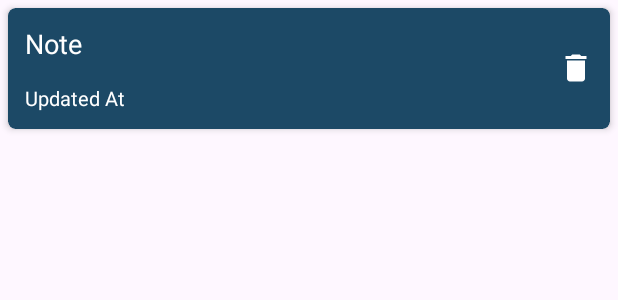
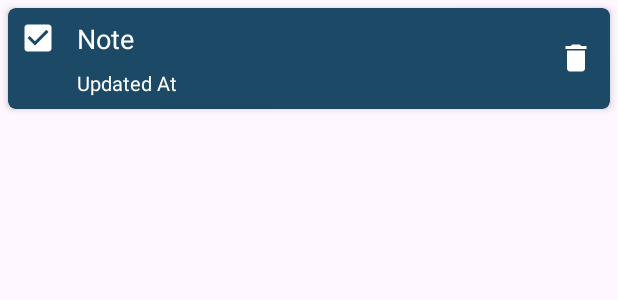
Before and after one commit to aarafrao22/Evok-TaskList, an Android app: the layout note_rv_item.xml on its own in the app's theme, with its tools: preview values and no code run, on a phone screen of 412 x 824 dp. Shown: the top 300 px of the screen. Run offline under Robolectric (Android 15) with nearby library versions, the phone set to English and light mode, and no system bars.

Commit message:
All Done

```diff
--- a/app/src/main/java/com/project/evoks/Note.kt
+++ b/app/src/main/java/com/project/evoks/Note.kt
@@ -13,6 +13,8 @@ class Note(
     @ColumnInfo(name = "title") val noteTitle: String,
     @ColumnInfo(name = "description") val noteDescription: String,
     @ColumnInfo(name = "timestamp") val timeStamp: String,
+    @ColumnInfo(name = "isChecked") var isChecked: Boolean = false
+
 ) {
     // on below line we are specifying our key and
     // then auto generate as true and we are
--- a/app/src/main/java/com/project/evoks/NoteRepository.kt
+++ b/app/src/main/java/com/project/evoks/NoteRepository.kt
@@ -16,6 +16,9 @@ class NoteRepository(private val notesDao: NotesDao) {
         notesDao.insert(note)
     }
 
+    suspend fun updateCheckedState(note: Note) {
+        notesDao.updateCheckedState(note)
+    }
     // on below line we are creating a delete method
     // for deleting our note from database.
     suspend fun delete(note: Note){
--- a/app/src/main/java/com/project/evoks/NotesDao.kt
+++ b/app/src/main/java/com/project/evoks/NotesDao.kt
@@ -18,6 +18,8 @@ interface NotesDao {
     @Delete
     suspend fun delete(note: Note)
 
+    @Update
+    suspend fun updateCheckedState(note: Note)
     // below is the method to read all the notes
     // from our database we have specified the query for it.
     // inside the query we are arranging it in ascending
--- /dev/null
+++ b/app/src/main/res/drawable/baseline_check_box_24.xml
@@ -0,0 +1,5 @@
+<vector android:height="24dp" android:tint="#000000"
+    android:viewportHeight="24" android:viewportWidth="24"
+    android:width="24dp" xmlns:android="http://schemas.android.com/apk/res/android">
+    <path android:fillColor="@android:color/white" android:pathData="M19,3L5,3c-1.11,0 -2,0.9 -2,2v14c0,1.1 0.89,2 2,2h14c1.11,0 2,-0.9 2,-2L21,5c0,-1.1 -0.89,-2 -2,-2zM10,17l-5,-5 1.41,-1.41L10,14.17l7.59,-7.59L19,8l-9,9z"/>
+</vector>
--- /dev/null
+++ b/app/src/main/res/drawable/baseline_check_box_outline_blank_24.xml
@@ -0,0 +1,5 @@
+<vector android:height="24dp" android:tint="#000000"
+    android:viewportHeight="24" android:viewportWidth="24"
+    android:width="24dp" xmlns:android="http://schemas.android.com/apk/res/android">
+    <path android:fillColor="@android:color/white" android:pathData="M19,5v14H5V5h14m0,-2H5c-1.1,0 -2,0.9 -2,2v14c0,1.1 0.9,2 2,2h14c1.1,0 2,-0.9 2,-2V5c0,-1.1 -0.9,-2 -2,-2z"/>
+</vector>
--- a/app/src/main/res/layout/note_rv_item.xml
+++ b/app/src/main/res/layout/note_rv_item.xml
@@ -1,6 +1,5 @@
 <?xml version="1.0" encoding="utf-8"?>
-<androidx.cardview.widget.CardView
-    xmlns:android="http://schemas.android.com/apk/res/android"
+<androidx.cardview.widget.CardView xmlns:android="http://schemas.android.com/apk/res/android"
     xmlns:app="http://schemas.android.com/apk/res-auto"
     android:layout_width="match_parent"
     android:layout_height="wrap_content"
@@ -15,11 +14,21 @@
         android:layout_margin="4dp">
 
         <!--text view for displaying our note text-->
+        <ImageView
+            android:id="@+id/tickImageView"
+            android:layout_width="wrap_content"
+            android:layout_height="wrap_content"
+            android:layout_margin="4dp"
+            android:layout_alignParentStart="true"
+            android:src="@drawable/baseline_check_box_24"
+            app:tint="@color/white" />
+
+
         <TextView
             android:id="@+id/idTVNote"
             android:layout_width="match_parent"
             android:layout_height="wrap_content"
-            android:layout_margin="3dp"
+            android:layout_marginStart="38dp"
             android:layout_toLeftOf="@id/idIVDelete"
             android:padding="4dp"
             android:text="Note"
@@ -32,7 +41,7 @@
             android:layout_width="match_parent"
             android:layout_height="wrap_content"
             android:layout_below="@id/idTVNote"
-            android:layout_margin="3dp"
+            android:layout_marginStart="38dp"
             android:layout_toLeftOf="@id/idIVDelete"
             android:padding="4dp"
             android:text="Updated At"
```
Also changed, not shown: app/src/main/java/com/project/evoks/AddEditNoteActivity.kt (+7 -3 lines), app/src/main/java/com/project/evoks/MainActivity.kt (+7 -2 lines), app/src/main/java/com/project/evoks/NoteRVAdapter.kt (+38 -9 lines), app/src/main/java/com/project/evoks/NoteViewModal.kt (+9 -4 lines).
